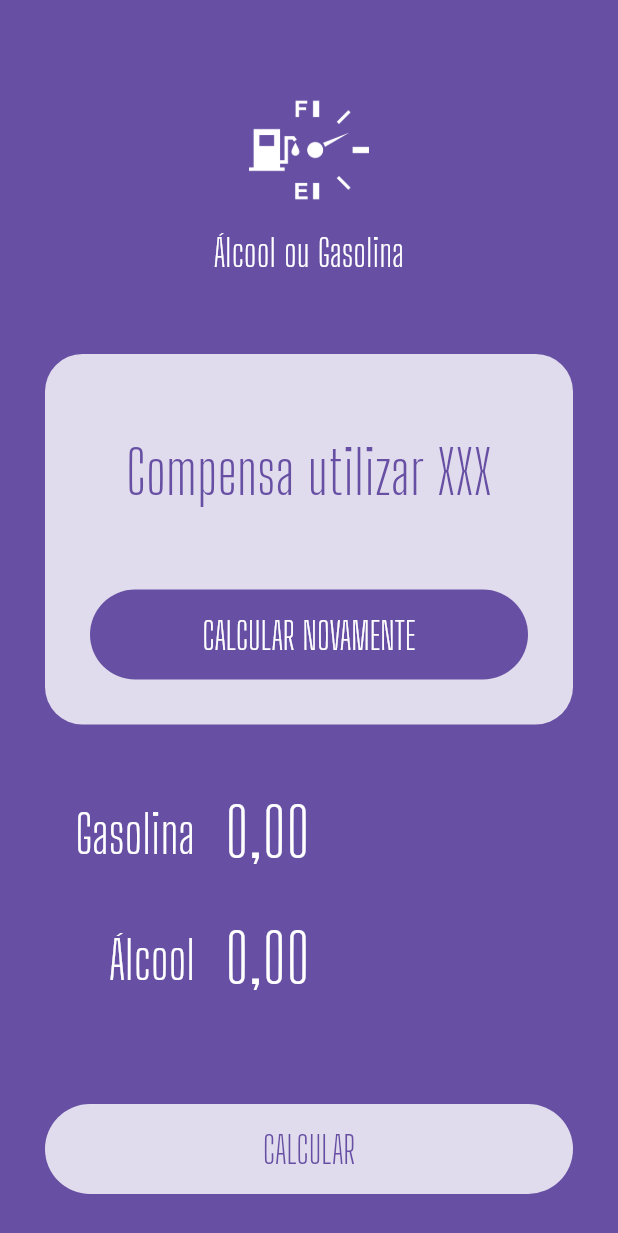
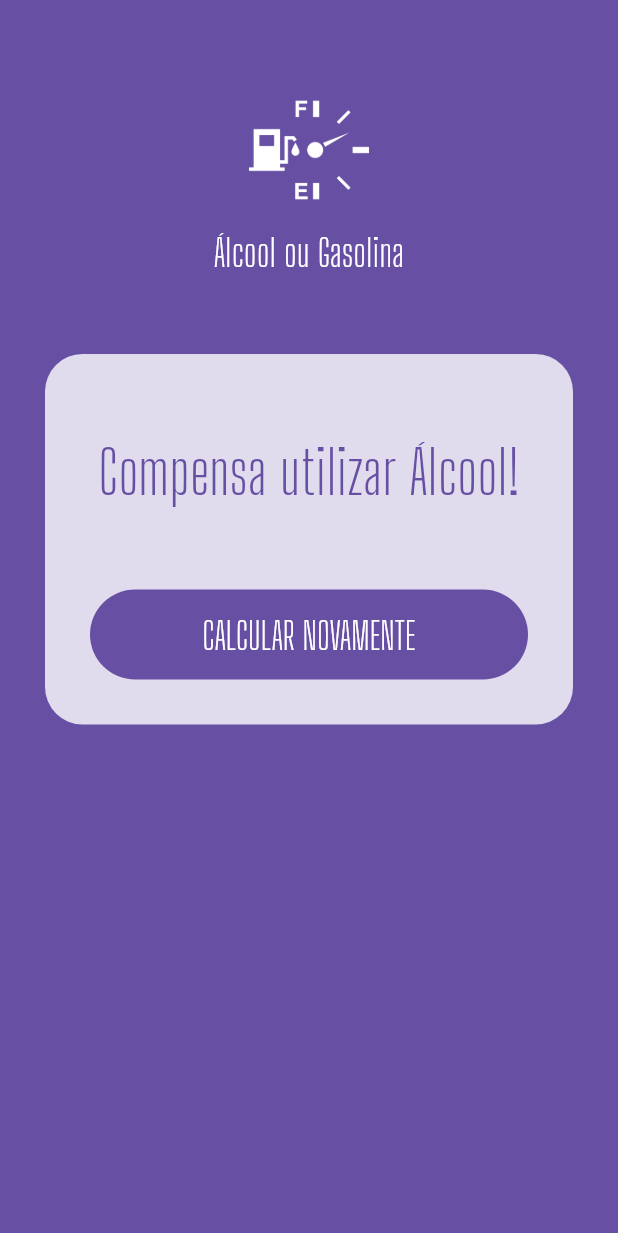
Before and after one commit to EduardTeixeira/flutter_aog, a Flutter app: the screen it shows after launch, after a tap on "CALCULAR", on a phone screen of 412 x 824 dp. Shown: the top 1233 px of the screen. Run offline on Flutter 3.47's test engine with Material 3 defaults, Android fonts, the phone set to English and light mode, and no system bars; our stand-ins replace flutter_masked_text2.

Commit message:
realizando os calculos a funcao do botao do calcular

```diff
--- a/lib/main.dart
+++ b/lib/main.dart
@@ -1,8 +1,5 @@
 import 'package:flutter/material.dart';
-import 'package:flutter_aog/widgets/logo.widget.dart';
-import 'package:flutter_aog/widgets/submit-form.dart';
-import 'package:flutter_aog/widgets/success.widget.dart';
-import 'package:flutter_masked_text2/flutter_masked_text2.dart';
+import 'package:flutter_aog/pages/home.page.dart';
 
 void main() {
   runApp(const MyApp());
@@ -24,32 +21,3 @@ class MyApp extends StatelessWidget {
     );
   }
 }
-
-class HomePage extends StatelessWidget {
-  HomePage({super.key});
-
-  final _gasCtrl = MoneyMaskedTextController();
-  final _alcCtrl = MoneyMaskedTextController();
-
-  @override
-  Widget build(BuildContext context) {
-    return Scaffold(
-      backgroundColor: Theme.of(context).primaryColor,
-      body: ListView(
-        children: <Widget>[
-          Logo(),
-          Success(
-            result: "Compensa utilizar XXX",
-            reset: () {},
-          ),
-          SubmitForm(
-            gasCtrl: _gasCtrl,
-            alcCtrl: _alcCtrl,
-            busy: false,
-            submitFunc: () {},
-          ),
-        ],
-      ),
-    );
-  }
-}
--- /dev/null
+++ b/lib/pages/home.page.dart
@@ -0,0 +1,79 @@
+import 'package:flutter/material.dart';
+import 'package:flutter_aog/widgets/logo.widget.dart';
+import 'package:flutter_aog/widgets/submit-form.dart';
+import 'package:flutter_aog/widgets/success.widget.dart';
+import 'package:flutter_masked_text2/flutter_masked_text2.dart';
+
+class HomePage extends StatefulWidget {
+  HomePage({super.key});
+
+  @override
+  State<HomePage> createState() => _HomePageState();
+}
+
+class _HomePageState extends State<HomePage> {
+  var _gasCtrl = MoneyMaskedTextController();
+  var _alcCtrl = MoneyMaskedTextController();
+  var _busy = false;
+  var _completed = false;
+  var _resultText = "Compensa utilizar álcool";
+
+  @override
+  Widget build(BuildContext context) {
+    return Scaffold(
+      backgroundColor: Theme.of(context).primaryColor,
+      body: ListView(
+        children: <Widget>[
+          Logo(),
+          _completed
+              ? Success(
+                  result: _resultText,
+                  reset: reset,
+                )
+              : SubmitForm(
+                  gasCtrl: _gasCtrl,
+                  alcCtrl: _alcCtrl,
+                  busy: _busy,
+                  submitFunc: calculate,
+                ),
+        ],
+      ),
+    );
+  }
+
+  Future<dynamic> calculate() async {
+    double alc =
+        double.parse(_alcCtrl.text.replaceAll(RegExp(r'[,.]'), '')) / 100;
+    double gas =
+        double.parse(_gasCtrl.text.replaceAll(RegExp(r'[,.]'), '')) / 100;
+
+    double res = alc / gas;
+
+    setState(() {
+      _completed = false;
+      _busy = true;
+    });
+
+    return Future.delayed(const Duration(seconds: 1), () {
+      setState(() {
+        if (res >= 0.7) {
+          _resultText = "Compensa utilizar Gasolina!";
+        } else {
+          _resultText = "Compensa utilizar Álcool!";
+        }
+
+        _completed = true;
+        _busy = false;
+      });
+    });
+  }
+
+  reset() {
+    setState(() {
+      _alcCtrl = MoneyMaskedTextController();
+      _gasCtrl = MoneyMaskedTextController();
+      _completed = false;
+      _busy = false;
+    });
+  }
+}
```
